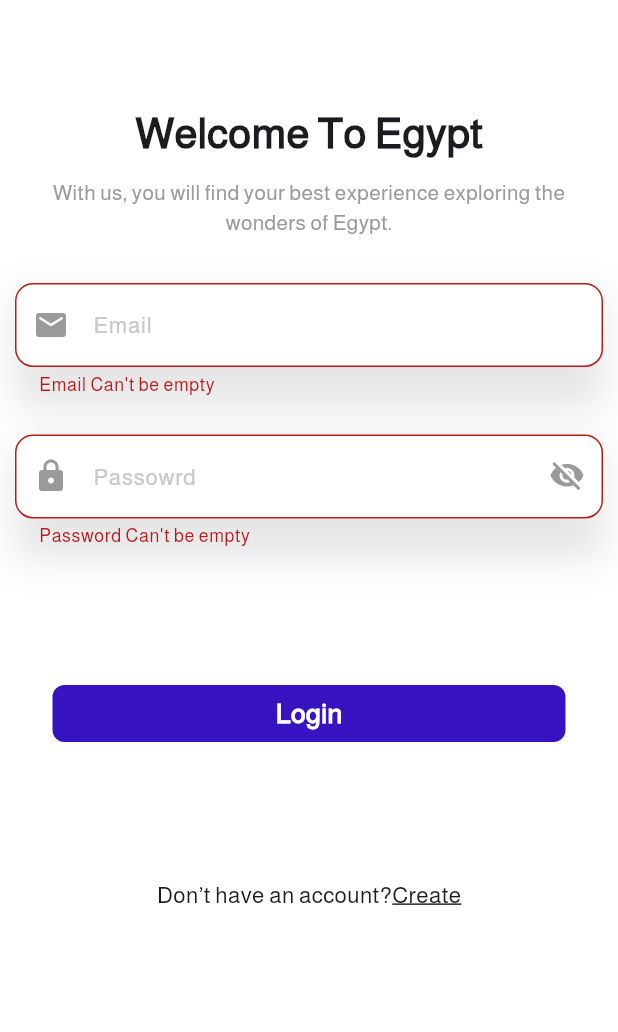
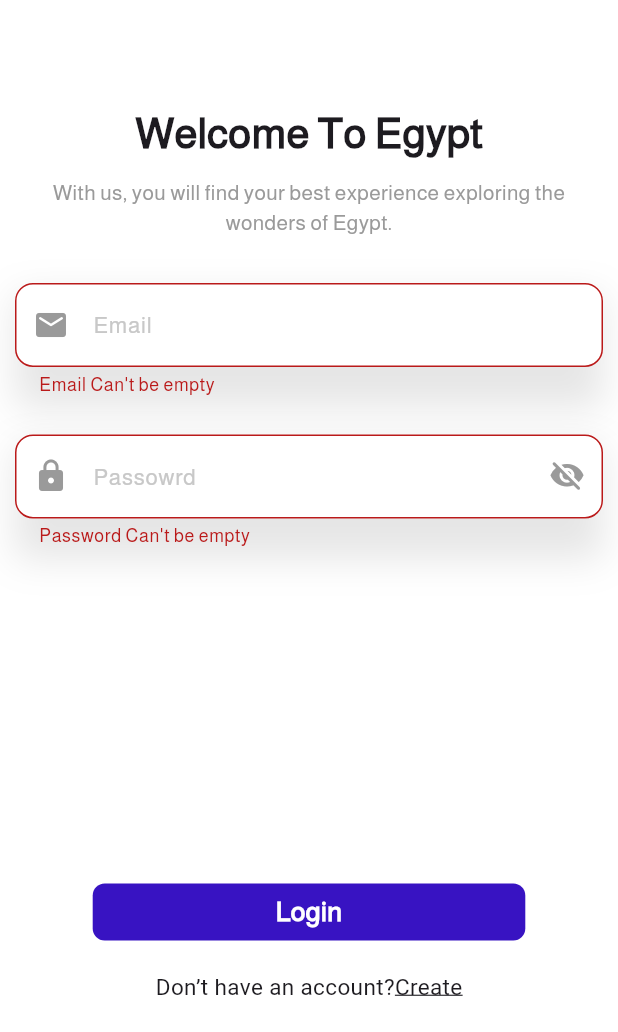
Before and after one commit to mohamedsalah918101/Egy-Tour, a Flutter app: the screen it shows after launch, after a tap on "Login", on a phone screen of 412 x 824 dp, the part 204-1236 px from its top. Run offline on Flutter 3.47's test engine with Material 3 defaults, Android fonts, the phone set to English and light mode, and no system bars.

Commit message:
make the page with custom scroll view and add rich text instead of row

```diff
--- a/lib/features/login/presentation/views/login_view.dart
+++ b/lib/features/login/presentation/views/login_view.dart
@@ -9,7 +9,7 @@ class LoginView extends StatelessWidget {
   @override
   Widget build(BuildContext context) {
     return Scaffold(
-      resizeToAvoidBottomInset: false,
+
       body: SafeArea(
           child: Stack(
         children: [
--- a/lib/features/login/presentation/views/widgets/have_account_login.dart
+++ b/lib/features/login/presentation/views/widgets/have_account_login.dart
@@ -1,4 +1,5 @@
 import 'package:egy_tour/core/utils/theme/font_styles.dart';
+import 'package:flutter/gestures.dart';
 import 'package:flutter/material.dart';
 
 class HavingAccountLogin extends StatelessWidget {
@@ -8,19 +9,17 @@ class HavingAccountLogin extends StatelessWidget {
 
   @override
   Widget build(BuildContext context) {
-    return Row(
-      mainAxisAlignment: MainAxisAlignment.center,
+    return Text.rich(TextSpan(
+      text: "Don’t have an account?",
+      style: AppTextStyles.regular15,
       children: [
-        Text(
-          "Don’t have an account?",
-          style: AppTextStyles.regular15,
-        ),
-        Text(
-          "Create",
+        TextSpan(
+          text: "Create",
           style: AppTextStyles.regular15
               .copyWith(decoration: TextDecoration.underline),
+          recognizer: TapGestureRecognizer()..onTap = () {},
         ),
       ],
-    );
+    ));
   }
 }
--- a/lib/features/login/presentation/views/widgets/login_body.dart
+++ b/lib/features/login/presentation/views/widgets/login_body.dart
@@ -39,6 +39,9 @@ class _LoginBodyState extends State<LoginBody> {
   Widget build(BuildContext context) {
     return Form(
       key: formKey,
+      child: CustomScrollView(
+        slivers: [
+          SliverToBoxAdapter(
             child: Column(
               spacing: 10,
               children: [
@@ -56,7 +59,8 @@ class _LoginBodyState extends State<LoginBody> {
                 Text(
                   secondaryTitle,
                   textAlign: TextAlign.center,
-            style: AppTextStyles.regular14.copyWith(color: AppColors.grey21),
+                  style:
+                      AppTextStyles.regular14.copyWith(color: AppColors.grey21),
                 ),
                 const SizedBox(
                   height: 10,
@@ -78,7 +82,17 @@ class _LoginBodyState extends State<LoginBody> {
                   passwordController: passwordController,
                   focusNode: _focusNode2,
                 ),
-          Expanded(flex: 2, child: SizedBox()),
+
+              SizedBox(height: 10,)
+              ],
+            ),
+          ),
+          SliverFillRemaining(
+            hasScrollBody: false,
+            child: Column(
+              spacing: 20,
+              mainAxisAlignment: MainAxisAlignment.end,
+              children: [
                 PushLoginButton(
                   onTap: () {
                     _focusNode1.unfocus();
@@ -88,9 +102,12 @@ class _LoginBodyState extends State<LoginBody> {
                     }
                   },
                 ),
-          Expanded(flex: 2, child: SizedBox()),
                 HavingAccountLogin(),
-          Expanded(flex: 2, child: SizedBox()),
+                SizedBox()
+              ],
+            ),
+          ),
+
         ],
       ),
     );
--- a/lib/features/login/presentation/views/widgets/login_push_buttong.dart
+++ b/lib/features/login/presentation/views/widgets/login_push_buttong.dart
@@ -1,3 +1,4 @@
+import 'package:egy_tour/core/utils/extensions/media_query.dart';
 import 'package:egy_tour/core/utils/theme/app_colors.dart';
 import 'package:egy_tour/core/utils/theme/font_styles.dart';
 import 'package:flutter/material.dart';
@@ -14,17 +15,18 @@ class PushLoginButton extends StatelessWidget {
     return InkWell(
       onTap: onTap,
       child: Container(
+        width: context.screenWidth * 0.7,
         margin: EdgeInsets.symmetric(horizontal: 25),
-        padding: EdgeInsets.symmetric(vertical: 6),
+        padding: EdgeInsets.symmetric(vertical: 6, horizontal: 10),
         decoration: const BoxDecoration(
           borderRadius: BorderRadius.all(Radius.circular(8)),
           color: AppColors.blueLight,
         ),
-        child: Center(
-            child: Text(
+        child: Text(
           "Login",
+          textAlign: TextAlign.center,
           style: AppTextStyles.bold18.copyWith(color: AppColors.white),
-        )),
+        ),
       ),
     );
   }
--- a/lib/main.dart
+++ b/lib/main.dart
@@ -1,15 +1,10 @@
-import 'package:device_preview/device_preview.dart';
 import 'package:egy_tour/core/utils/constants/constant_variables.dart';
 import 'package:egy_tour/core/utils/theme/app_colors.dart';
 import 'package:egy_tour/features/login/presentation/views/login_view.dart';
-import 'package:flutter/foundation.dart';
 import 'package:flutter/material.dart';
 
 void main() {
-  runApp(DevicePreview(
-    enabled: !kReleaseMode,
-    builder: (context) => MyApp(), // Wrap your app
-  ));
+  runApp(const MyApp());
 }
 
 class MyApp extends StatelessWidget {
--- a/pubspec.yaml
+++ b/pubspec.yaml
@@ -29,7 +29,6 @@ environment:
 # versions available, run `flutter pub outdated`.
 dependencies:
   cupertino_icons: ^1.0.8
-  device_preview: ^1.2.0
   flutter:
     sdk: flutter
 
```
Also changed, not shown: pubspec.lock, 1 other file. Lines whose indentation alone changed are shown as unchanged.
